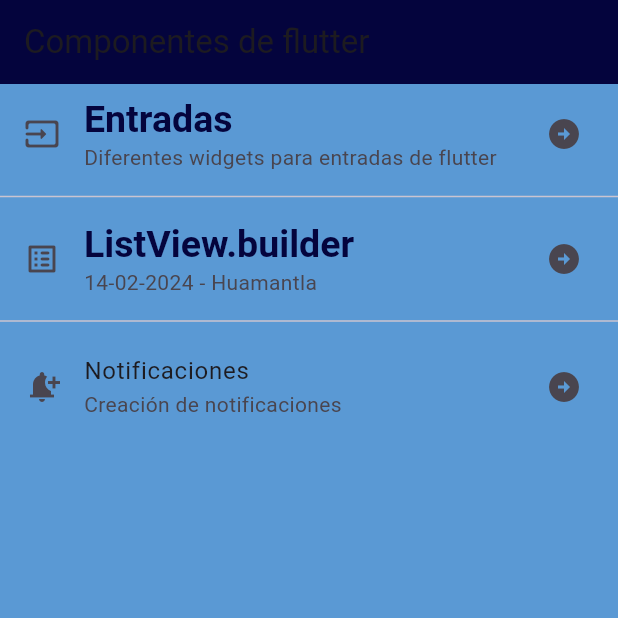
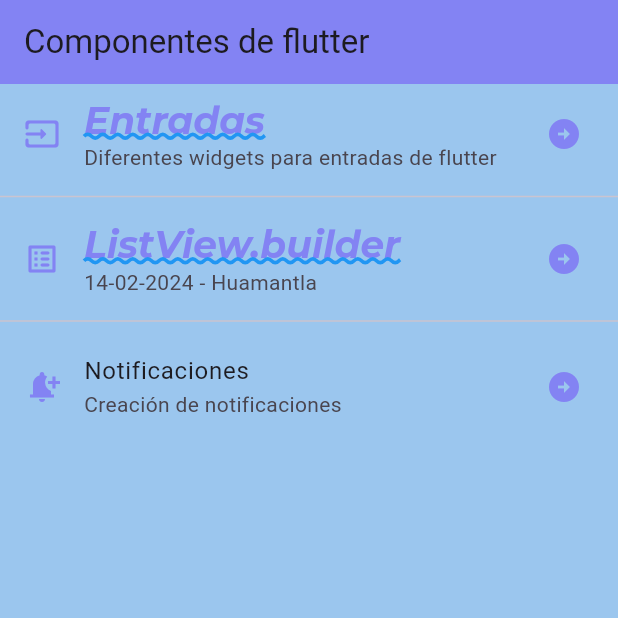
Before and after one commit to juanpablotv/componentes_flutter, a Flutter app: the screen it shows after launch, on a phone screen of 412 x 824 dp, the top half of it. Run offline on Flutter 3.47's test engine with Material 3 defaults, Android fonts, the phone set to English and light mode, and no system bars; our stand-ins replace google_fonts; statements that could not run were skipped.

Commit message:
Finalizing the app Theme

```diff
--- a/lib/screens/home_screeen.dart
+++ b/lib/screens/home_screeen.dart
@@ -1,4 +1,5 @@
 import 'package:flutter/material.dart';
+import 'package:practica_3/theme/app_theme.dart';
 
 class HomeScreen extends StatelessWidget {
   const HomeScreen({super.key});
@@ -12,34 +13,42 @@ class HomeScreen extends StatelessWidget {
         body: ListView(
           children: [
             ListTile(
-              leading: const Icon(Icons.input_rounded),
+              leading: const Icon(Icons.input_rounded, color: AppTheme.mainColor,
+              ),
               title: Text(
                 'Entradas',
               style:  Theme.of(context).textTheme.headlineLarge,
               ),
               subtitle: const Text('Diferentes widgets para entradas de flutter'),
 
-              trailing: const Icon(Icons.arrow_circle_right),
+              trailing: const Icon(Icons.arrow_circle_right, color: AppTheme.mainColor,
+              ),
 
             ),
             const Divider(),
             ListTile(
-              leading: const Icon(Icons.list_alt_rounded),
+              leading: const Icon(Icons.list_alt_rounded, color: AppTheme.mainColor,),
               title: Text(
               'ListView.builder',
               style: Theme.of(context).textTheme.headlineLarge,
               ),
               subtitle:const Text('14-02-2024 - Huamantla'),
-              trailing: const Icon(Icons.arrow_circle_right),
+              trailing: const Icon(Icons.arrow_circle_right, color: AppTheme.mainColor,
+              ),
 
             ),
             const Divider(),
             const  ListTile(
-              leading: Icon(Icons.notification_add),
-              title: Text('Notificaciones',
+              leading: Icon(Icons.notification_add, color: AppTheme.mainColor,
               ),
-              subtitle: Text('Creación de notificaciones'),
-              trailing: Icon(Icons.arrow_circle_right),
+              title: Text(
+                'Notificaciones',
+
+              ),
+              subtitle: Text('Creación de notificaciones',
+              style: AppTheme.lightTheme.textTheme.bodySmall,),
+              trailing: Icon(Icons.arrow_circle_right, color: AppTheme.mainColor,
+              ),
 
             )
           ],
--- a/lib/theme/app_theme.dart
+++ b/lib/theme/app_theme.dart
@@ -1,20 +1,26 @@
 
 import 'package:flutter/material.dart';
+import 'package:google_fonts/google_fonts.dart';
 
 class AppTheme {
-  static const mainColor = Color.fromARGB(255, 4, 4, 61);
-  static const backColor = Color.fromARGB(255, 90, 153, 212);
+  static const mainColor = Color.fromARGB(255, 131, 131, 243);
+  static const backColor = Color.fromARGB(255, 155, 198, 238);
 
 
   static final ThemeData lightTheme = ThemeData.light().copyWith(
     scaffoldBackgroundColor:  backColor,
     appBarTheme: const AppBarTheme(color: mainColor),
-    textTheme: const TextTheme(
-      headlineLarge: TextStyle(
+    textTheme:  TextTheme(
+      headlineLarge:  GoogleFonts.montserrat(
         color: mainColor,
         fontSize: 25.0,
         fontWeight: FontWeight.bold,
-        fontFamily: 'sans-serif',
+        decoration: TextDecoration.underline,
+        decorationColor: Colors.blue,
+        decorationStyle: TextDecorationStyle.wavy,
+        decorationThickness: 2.0,
+        fontStyle: FontStyle.italic
+
       ),
     ),
 
--- a/pubspec.yaml
+++ b/pubspec.yaml
@@ -9,6 +9,7 @@ environment:
 dependencies:
   flutter:
     sdk: flutter
+  google_fonts: ^6.1.0
 
 dev_dependencies:
   flutter_test:
```
Also changed, not shown: pubspec.lock.
